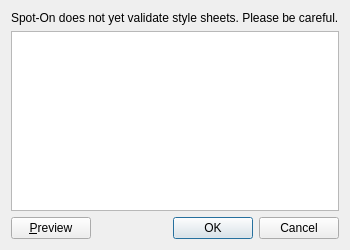
Before: the Qt Designer form branches/trunk/UI/spot-on-stylesheet.ui in textbrowser/spot-on, drawn with Qt 5.
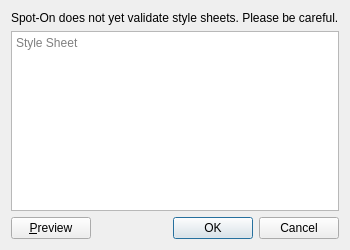
After: the same form once the commit is applied. Icons and pictures are not drawn.

Patch:
```diff
--- a/branches/trunk/UI/spot-on-stylesheet.ui
+++ b/branches/trunk/UI/spot-on-stylesheet.ui
@@ -29,7 +29,11 @@
     </widget>
    </item>
    <item>
-    <widget class="QTextEdit" name="textEdit"/>
+    <widget class="QTextEdit" name="textEdit">
+     <property name="placeholderText">
+      <string>Style Sheet</string>
+     </property>
+    </widget>
    </item>
    <item>
     <layout class="QHBoxLayout" name="horizontalLayout_2">
```
